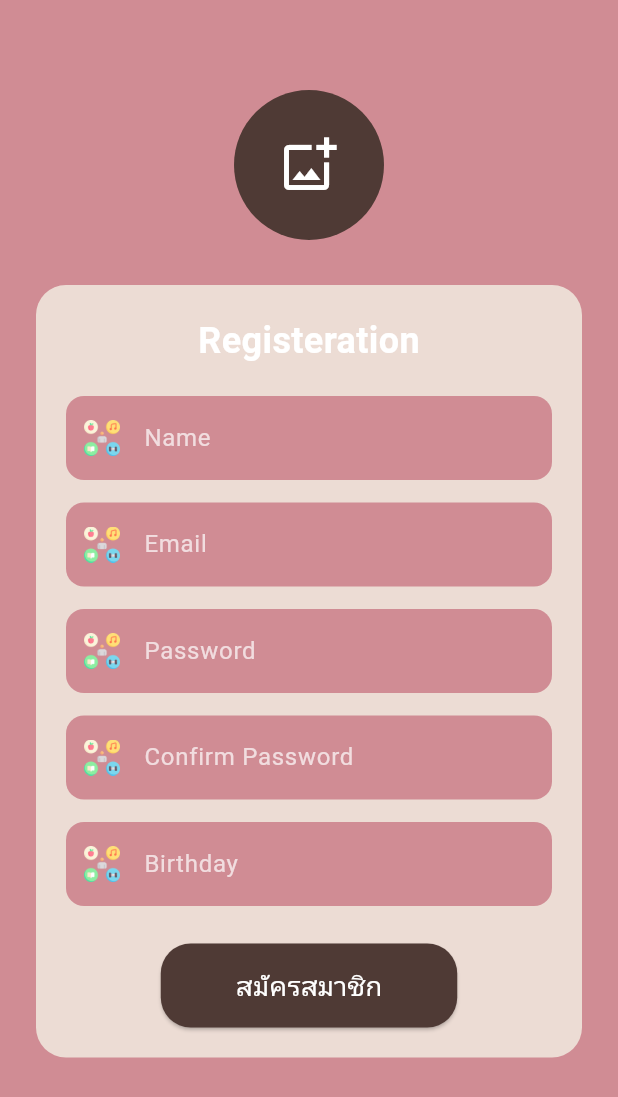
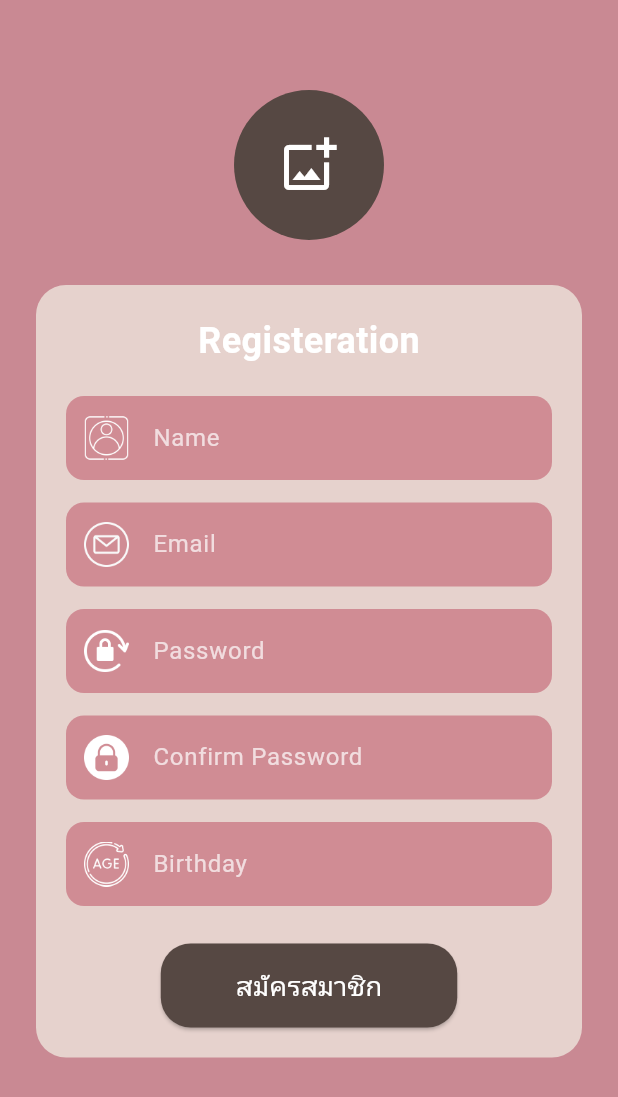
Before and after one commit to sasithon337786/pj1, a Flutter app: the RegistrationScreen screen opened directly, on a phone screen of 412 x 824 dp. Shown: the top 1097 px of the screen. Run offline on Flutter 3.47's test engine with Material 3 defaults, Android fonts, the phone set to English and light mode, and no system bars; our stand-ins replace firebase_auth, firebase_core, fl_chart, font_awesome_flutter, google_fonts, google_sign_in and 2 more; accounts and stored records are empty; Roboto replaces fonts that are missing (Kanit).

Commit message:
login_register_icon

```diff
--- a/lib/registration_screen.dart
+++ b/lib/registration_screen.dart
@@ -2,6 +2,8 @@ import 'package:flutter/material.dart';
 import 'package:google_fonts/google_fonts.dart';
 import 'package:image_picker/image_picker.dart';
 import 'dart:io';
+
+import 'package:pj1/login.dart';
 
 class RegistrationScreen extends StatefulWidget {
   const RegistrationScreen({super.key});
@@ -33,7 +35,7 @@ class _RegistrationScreenState extends State<RegistrationScreen> {
   @override
   Widget build(BuildContext context) {
     return Scaffold(
-      backgroundColor: const Color(0xFFD08C94),
+      backgroundColor: const Color(0xFFC98993),
       body: SingleChildScrollView(
         padding: const EdgeInsets.symmetric(horizontal: 24, vertical: 60),
         child: Column(
@@ -43,7 +45,7 @@ class _RegistrationScreenState extends State<RegistrationScreen> {
               onTap: _pickImage,
               child: CircleAvatar(
                 radius: 50,
-                backgroundColor: const Color(0xFF4F3A35),
+                backgroundColor: const Color(0xFF564843),
                 backgroundImage: _image != null ? FileImage(_image!) : null,
                 child: _image == null
                     ? const Icon(
@@ -60,7 +62,7 @@ class _RegistrationScreenState extends State<RegistrationScreen> {
             Container(
               padding: const EdgeInsets.all(20),
               decoration: BoxDecoration(
-                color: const Color(0xFFECDCD4),
+                color: const Color(0xFFE6D2CD),
                 borderRadius: BorderRadius.circular(20),
               ),
               child: Column(
@@ -79,9 +81,9 @@ class _RegistrationScreenState extends State<RegistrationScreen> {
                   _buildTextField(
                     controller: nameController,
                     iconWidget: Image.asset(
-                      'assets/icons/lifestyle.png',
-                      width: 24,
-                      height: 24,
+                      'assets/icons/profile.png',
+                      width: 30,
+                      height: 30,
                     ),
                     hintText: 'Name',
                   ),
@@ -92,9 +94,9 @@ class _RegistrationScreenState extends State<RegistrationScreen> {
                   _buildTextField(
                     controller: emailController,
                     iconWidget: Image.asset(
-                      'assets/icons/lifestyle.png',
-                      width: 24,
-                      height: 24,
+                      'assets/icons/email.png',
+                      width: 30,
+                      height: 30,
                     ),
                     hintText: 'Email',
                   ),
@@ -105,9 +107,9 @@ class _RegistrationScreenState extends State<RegistrationScreen> {
                   _buildTextField(
                     controller: passwordController,
                     iconWidget: Image.asset(
-                      'assets/icons/lifestyle.png',
-                      width: 24,
-                      height: 24,
+                      'assets/icons/pass.png',
+                      width: 30,
+                      height: 30,
                     ),
                     hintText: 'Password',
                     obscureText: true,
@@ -119,9 +121,9 @@ class _RegistrationScreenState extends State<RegistrationScreen> {
                   _buildTextField(
                     controller: confirmPasswordController,
                     iconWidget: Image.asset(
-                      'assets/icons/lifestyle.png',
-                      width: 24,
-                      height: 24,
+                      'assets/icons/lock.png',
+                      width: 30,
+                      height: 30,
                     ),
                     hintText: 'Confirm Password',
                     obscureText: true,
@@ -133,9 +135,9 @@ class _RegistrationScreenState extends State<RegistrationScreen> {
                   _buildTextField(
                     controller: birthdayController,
                     iconWidget: Image.asset(
-                      'assets/icons/lifestyle.png',
-                      width: 24,
-                      height: 24,
+                      'assets/icons/age.png',
+                      width: 30,
+                      height: 30,
                     ),
                     hintText: 'Birthday',
                     readOnly: true,
@@ -158,10 +160,14 @@ class _RegistrationScreenState extends State<RegistrationScreen> {
                   // ปุ่มสมัครสมาชิก
                   ElevatedButton(
                     onPressed: () {
-                      // ตรงนี้ไว้ handle register
+                      Navigator.push(
+                        context,
+                        MaterialPageRoute(
+                            builder: (context) => const LoginScreen()),
+                      );
                     },
                     style: ElevatedButton.styleFrom(
-                      backgroundColor: const Color(0xFF4F3A35),
+                      backgroundColor: const Color(0xFF564843),
                       padding: const EdgeInsets.symmetric(
                           horizontal: 50, vertical: 15),
                       shape: RoundedRectangleBorder(
```
Also changed, not shown: lib/login.dart (+38 -13 lines), assets/icons/enter.png (added), assets/icons/google.png (added), assets/icons/login.png (added), assets/icons/nutt.png (added).
